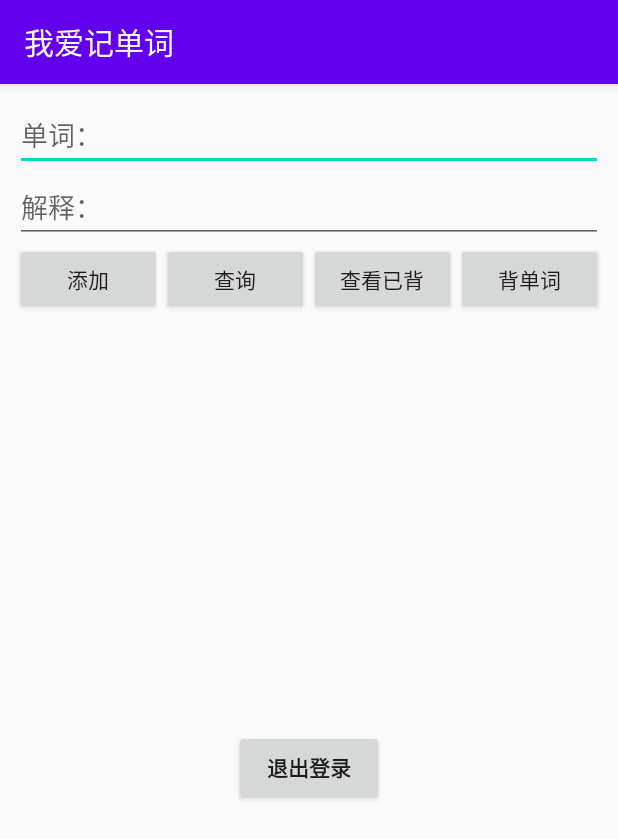
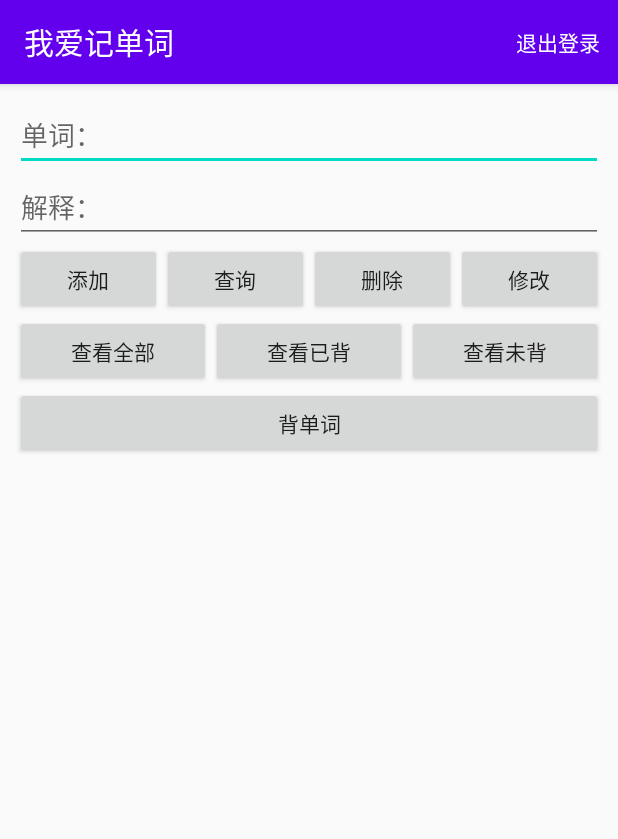
Before and after one commit to Dintion/RememberWords, an Android app: the CRUDActivity screen opened directly, with no data from a screen before it, on a phone screen of 412 x 824 dp. Shown: the top 839 px of the screen. Run offline under Robolectric (Android 15) with nearby library versions, the phone set to English and light mode, and no system bars.

Commit message:
优化界面，终极版，不再更新

```diff
--- a/app/build.gradle
+++ b/app/build.gradle
@@ -24,11 +24,9 @@ android {
 }
 
 dependencies {
-    implementation fileTree(include: ['*.jar'], dir: 'libs')
     implementation 'androidx.appcompat:appcompat:1.1.0'
     implementation 'androidx.constraintlayout:constraintlayout:1.1.3'
     testImplementation 'junit:junit:4.13'
     androidTestImplementation 'androidx.test.ext:junit:1.1.1'
     androidTestImplementation 'androidx.test.espresso:espresso-core:3.2.0'
-    implementation 'androidx.cardview:cardview:1.0.0'
 }
--- a/app/src/main/res/layout/activity_c_r_u_d.xml
+++ b/app/src/main/res/layout/activity_c_r_u_d.xml
@@ -1,27 +1,24 @@
 <?xml version="1.0" encoding="utf-8"?>
-<LinearLayout
-    xmlns:android="http://schemas.android.com/apk/res/android"
+<LinearLayout xmlns:android="http://schemas.android.com/apk/res/android"
     xmlns:tools="http://schemas.android.com/tools"
     android:id="@+id/activity_main"
     android:layout_width="match_parent"
     android:layout_height="match_parent"
-    tools:context="com.liong.rememberwords.activity.CRUDActivity"
     android:orientation="vertical"
-    android:padding="10dp">
+    android:padding="10dp"
+    tools:context="com.liong.rememberwords.activity.CRUDActivity">
 
     <EditText
         android:id="@+id/word_edt"
         android:layout_width="match_parent"
         android:layout_height="wrap_content"
-        android:hint="单词："
-        />
+        android:hint="单词：" />
 
     <EditText
         android:id="@+id/desc_edt"
         android:layout_width="match_parent"
         android:layout_height="wrap_content"
-        android:hint="解释："
-        />
+        android:hint="解释：" />
 
     <LinearLayout
         android:layout_width="match_parent"
@@ -33,46 +30,78 @@
             android:layout_width="match_parent"
             android:layout_height="wrap_content"
             android:layout_weight="1"
-            android:text="添加"
-            android:onClick="operate"/>
+            android:onClick="operate"
+            android:text="添加" />
 
         <Button
             android:id="@+id/select_btn"
             android:layout_width="match_parent"
             android:layout_height="wrap_content"
             android:layout_weight="1"
-            android:text="查询"
-            android:onClick="operate"/>
+            android:onClick="operate"
+            android:text="查询" />
 
         <Button
             android:id="@+id/delete_btn"
             android:layout_width="match_parent"
             android:layout_height="wrap_content"
             android:layout_weight="1"
-            android:text="查看已背"
-            android:onClick="operate"/>
+            android:onClick="operate"
+            android:text="删除" />
+
         <Button
             android:id="@+id/update_btn"
             android:layout_width="match_parent"
             android:layout_height="wrap_content"
             android:layout_weight="1"
-            android:text="背单词"
-            android:onClick="operate"/>
+            android:onClick="operate"
+            android:text="修改" />
     </LinearLayout>
-<LinearLayout
-    android:layout_width="wrap_content"
-    android:layout_height="match_parent"
-    android:layout_gravity="center"
-    >
-    <Button
-        android:id="@+id/logoutButton"
-        android:layout_gravity="center"
-        android:textStyle="bold"
-        android:layout_width="100dp"
-        android:layout_height="50dp"
-        android:text="退出登录"
-        android:onClick="operate"
-        />
-</LinearLayout>
+
+    <LinearLayout
+        android:layout_width="match_parent"
+        android:layout_height="wrap_content"
+        android:orientation="horizontal">
+
+        <Button
+            android:id="@+id/selAll"
+            android:layout_width="match_parent"
+            android:layout_height="wrap_content"
+            android:layout_weight="1"
+            android:onClick="operate"
+            android:text="查看全部" />
+
+
+        <Button
+            android:id="@+id/sel_back"
+            android:layout_width="match_parent"
+            android:layout_height="wrap_content"
+            android:layout_weight="1"
+            android:onClick="operate"
+            android:text="查看已背" />
+
+        <Button
+            android:id="@+id/sel_unback"
+            android:layout_width="match_parent"
+            android:layout_height="wrap_content"
+            android:layout_weight="1"
+            android:onClick="operate"
+            android:text="查看未背" />
+
+    </LinearLayout>
+
+    <LinearLayout
+        android:layout_width="match_parent"
+        android:layout_height="wrap_content"
+        android:orientation="horizontal">
+
+        <Button
+            android:id="@+id/backing"
+            android:layout_width="match_parent"
+            android:layout_height="wrap_content"
+            android:layout_weight="1"
+            android:onClick="operate"
+            android:text="背单词" />
+    </LinearLayout>
 
 </LinearLayout>
--- /dev/null
+++ b/app/src/main/res/layout/option.xml
@@ -0,0 +1,6 @@
+<?xml version="1.0" encoding="utf-8"?>
+<androidx.constraintlayout.widget.ConstraintLayout
+    xmlns:android="http://schemas.android.com/apk/res/android" android:layout_width="match_parent"
+    android:layout_height="match_parent">
+
+</androidx.constraintlayout.widget.ConstraintLayout>
--- /dev/null
+++ b/app/src/main/res/menu/option.xml
@@ -0,0 +1,7 @@
+<?xml version="1.0" encoding="utf-8"?>
+<menu xmlns:android="http://schemas.android.com/apk/res/android"
+    xmlns:app="http://schemas.android.com/apk/res-auto">
+<item android:title="退出登录" android:id="@+id/logout" app:showAsAction="always"/>
+
+
+</menu>
--- /dev/null
+++ b/app/src/main/res/menu/share.xml
@@ -0,0 +1,5 @@
+<?xml version="1.0" encoding="utf-8"?>
+<menu xmlns:android="http://schemas.android.com/apk/res/android"
+    xmlns:app="http://schemas.android.com/apk/res-auto">
+    <item android:title="分享" android:id="@+id/logout" app:showAsAction="always" />
+</menu>
```
Also changed, not shown: app/src/main/AndroidManifest.xml (+2 -8 lines), app/src/main/java/com/liong/rememberwords/activity/CRUDActivity.java (+45 -11 lines), app/src/main/java/com/liong/rememberwords/activity/MainActivity.java (+33 -0 lines), app/src/main/java/com/liong/rememberwords/activity/WordInfoActivity.java (+52 -56 lines), app/src/main/java/com/liong/rememberwords/dao/WordsDao.java (+10 -0 lines), app/src/main/res/layout/activity_word_info.xml (+3 -18 lines), app/src/main/assets/rememberwords.db (added), 3 other files.
